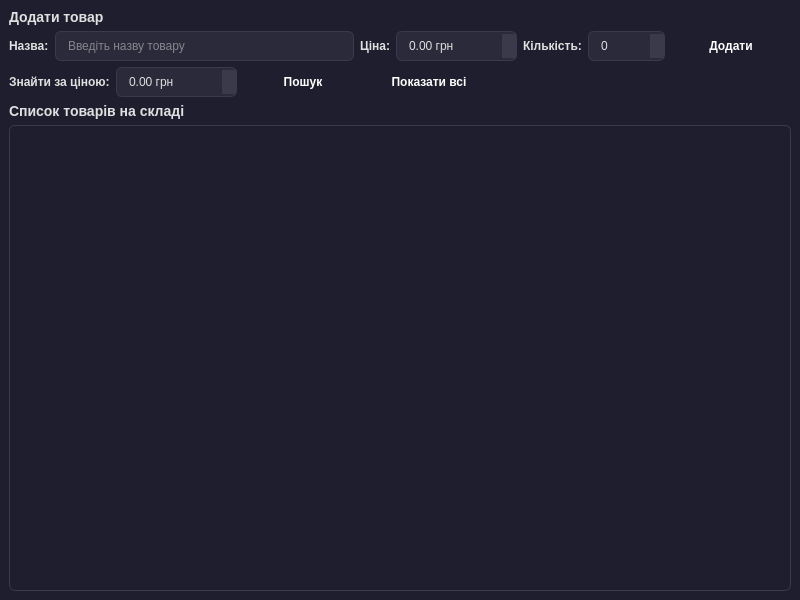
This is lab06/task01/inventorywindow.ui in kuroshi-dev/uni-oop as Qt 5 draws it before an edit. The edited form follows.
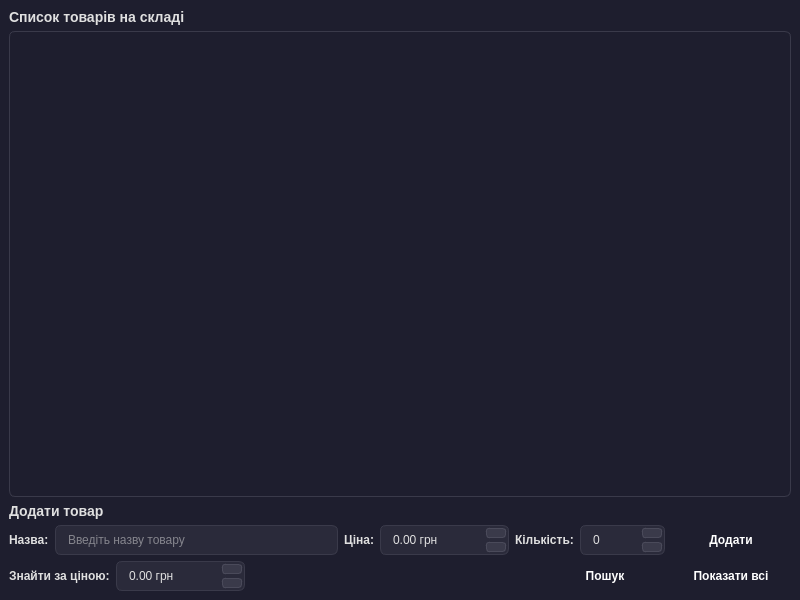
This is the edited form.

Commit message: lab06: fixed css issues, fully complete

What changed in the file:
```diff
--- a/lab06/task01/inventorywindow.ui
+++ b/lab06/task01/inventorywindow.ui
@@ -31,7 +31,7 @@
     font-weight: bold;
 }
 
-QLineEdit, QSpinBox, QDoubleSpinBox {
+QLineEdit {
     background-color: #2A2A3A;
     color: #E0E0E0;
     border: 1px solid #3A3A4A;
@@ -39,7 +39,20 @@
     padding: 6px 10px;
     selection-background-color: #5A5A6A;
 }
-QLineEdit:focus, QSpinBox:focus, QDoubleSpinBox:focus {
+QLineEdit:focus {
+    border: 1px solid #6A6A7A;
+    background-color: #323242;
+}
+
+QSpinBox, QDoubleSpinBox {
+    background-color: #2A2A3A;
+    color: #E0E0E0;
+    border: 1px solid #3A3A4A;
+    border-radius: 6px;
+    padding: 6px 10px;
+    selection-background-color: #5A5A6A;
+}
+QSpinBox:focus, QDoubleSpinBox:focus {
     border: 1px solid #6A6A7A;
     background-color: #323242;
 }
@@ -72,6 +85,9 @@
     selection-color: #FFFFFF;
     border-radius: 6px;
 }
+QTableWidget::item {
+    background-color: #1E1E2E;
+}
 
 QHeaderView::section {
     background-color: #2A2A3A;
@@ -85,6 +101,19 @@
     background-color: #323242;
 }
 
+QHeaderView {
+    background-color: #1E1E2E;
+}
+
+QTableWidget QTableCornerButton::section {
+    background-color: #2A2A3A;
+    border: 1px solid #3A3A4A;
+}
+
+QTableWidget::item {
+    color: #E0E0E0;
+}
+
 QScrollBar:vertical {
     background-color: #2A2A3A;
     width: 12px;
@@ -119,18 +148,52 @@
     width: 0px;
 }
 
-QSpinBox::up-button, QDoubleSpinBox::up-button,
+QSpinBox, QDoubleSpinBox {
+    background-color: #2A2A3A;
+    color: #E0E0E0;
+    border: 1px solid #3A3A4A;
+    border-radius: 6px;
+    padding: 6px 10px;
+    selection-background-color: #5A5A6A;
+}
+QSpinBox:focus, QDoubleSpinBox:focus {
+    border: 1px solid #6A6A7A;
+    background-color: #323242;
+}
+QSpinBox::up-button, QDoubleSpinBox::up-button {
+    background-color: #3A3A4A;
+    border: 1px solid #4A4A5A;
+    border-radius: 3px;
+    width: 18px;
+    margin: 2px;
+}
+QSpinBox::up-button:hover, QDoubleSpinBox::up-button:hover {
+    background-color: #4A4A5A;
+}
 QSpinBox::down-button, QDoubleSpinBox::down-button {
     background-color: #3A3A4A;
-    border: none;
+    border: 1px solid #4A4A5A;
+    border-radius: 3px;
+    width: 18px;
+    margin: 2px;
 }
-QSpinBox::up-button:hover, QDoubleSpinBox::up-button:hover,
 QSpinBox::down-button:hover, QDoubleSpinBox::down-button:hover {
     background-color: #4A4A5A;
-}</string>
+}
+</string>
   </property>
   <widget class="QWidget" name="centralwidget">
    <layout class="QVBoxLayout" name="verticalLayout">
+    <item>
+     <widget class="QLabel" name="tableLabel">
+      <property name="text">
+       <string>&lt;h3&gt;Список товарів на складі&lt;/h3&gt;</string>
+      </property>
+     </widget>
+    </item>
+    <item>
+     <widget class="QTableWidget" name="tableWidget"/>
+    </item>
     <item>
      <widget class="QLabel" name="addLabel">
       <property name="text">
@@ -219,20 +282,6 @@
         </property>
        </widget>
       </item>
-      <item>
-       <widget class="QPushButton" name="searchButton">
-        <property name="text">
-         <string>Пошук</string>
-        </property>
-       </widget>
-      </item>
-      <item>
-       <widget class="QPushButton" name="showAllButton">
-        <property name="text">
-         <string>Показати всі</string>
-        </property>
-       </widget>
-      </item>
       <item>
        <spacer name="horizontalSpacer">
         <property name="orientation">
@@ -246,18 +295,22 @@
         </property>
        </spacer>
       </item>
+      <item>
+       <widget class="QPushButton" name="searchButton">
+        <property name="text">
+         <string>Пошук</string>
+        </property>
+       </widget>
+      </item>
+      <item>
+       <widget class="QPushButton" name="showAllButton">
+        <property name="text">
+         <string>Показати всі</string>
+        </property>
+       </widget>
+      </item>
      </layout>
     </item>
-    <item>
-     <widget class="QLabel" name="tableLabel">
-      <property name="text">
-       <string>&lt;h3&gt;Список товарів на складі&lt;/h3&gt;</string>
-      </property>
-     </widget>
-    </item>
-    <item>
-     <widget class="QTableWidget" name="tableWidget"/>
-    </item>
    </layout>
   </widget>
  </widget>
```
The commit also changes 2 other files.
